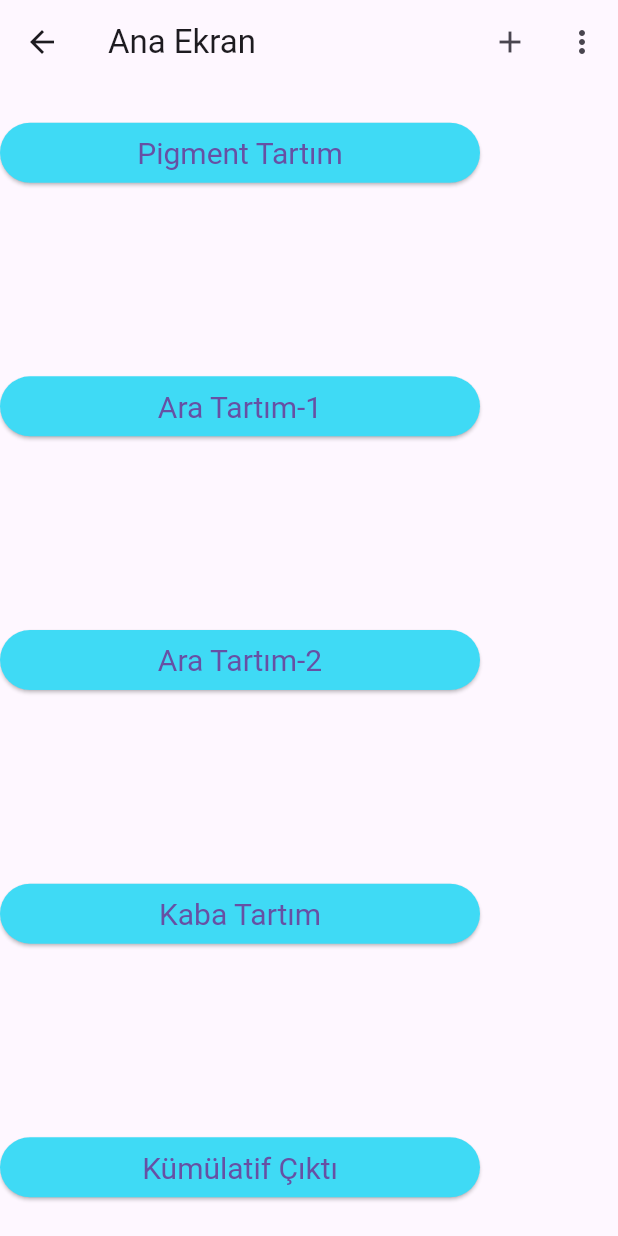
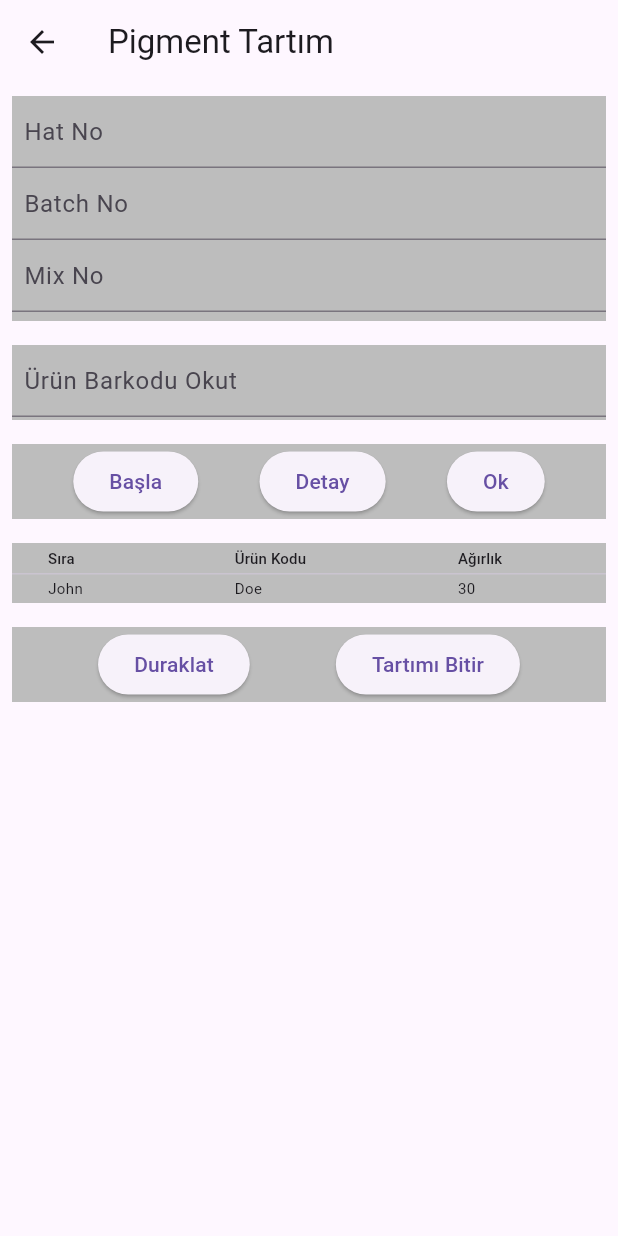
Before and after one commit to Enzodtz/flutter-jwt-auth-template, a Flutter app: the HomeView screen opened by its route, after a tap on "Pigment Tartım", on a phone screen of 412 x 824 dp. Run offline on Flutter 3.47's test engine with Material 3 defaults, Android fonts, the phone set to English and light mode, and no system bars; our stand-ins replace bloc, equatable, flutter_bloc, flutter_form_builder, flutter_secure_storage, form_builder_validators and 2 more; accounts and stored records are empty.

Commit message:
add pigment view

```diff
--- a/lib/constants/routes.dart
+++ b/lib/constants/routes.dart
@@ -1,3 +1,4 @@
 const loginRoute = '/login/';
 const homeRoute = '/home/';
 const splashRoute = '/splash-screen/';
+const pigmentRoute = '/pigment/';
--- a/lib/main.dart
+++ b/lib/main.dart
@@ -1,13 +1,14 @@
 import 'dart:io';
 
-import 'package:axalta/screens/home_view.dart';
-import 'package:axalta/screens/login/bloc/login_bloc.dart';
-import 'package:axalta/screens/login/login_screen.dart';
+import 'package:axalta/views/home_view.dart';
+import 'package:axalta/views/login/bloc/login_bloc.dart';
+import 'package:axalta/views/login/login_screen.dart';
+import 'package:axalta/views/weigihing/pigment_view.dart';
 import 'package:flutter/material.dart';
 import 'package:flutter_bloc/flutter_bloc.dart';
 import 'package:flutter_localizations/flutter_localizations.dart';
 import 'package:form_builder_validators/form_builder_validators.dart';
-import 'package:axalta/screens/splash_screen.dart';
+import 'package:axalta/views/splash_screen.dart';
 
 import 'blocs/auth/auth_bloc.dart';
 import 'constants/routes.dart';
@@ -33,6 +34,8 @@ class App extends StatelessWidget {
             ),
         home: BlocBuilder<AuthBloc, AuthState>(
           builder: (context, state) {
+            return const HomeView();
+
             if (state is LoginSuccessState) {
               return const HomeView();
             } else {
@@ -44,6 +47,7 @@ class App extends StatelessWidget {
           homeRoute: (context) => const HomeView(),
           splashRoute: (context) => const SplashScreen(),
           loginRoute: (context) => LoginScreen(),
+          pigmentRoute: (context) => const PigmentView(),
         },
         localizationsDelegates: const [
           FormBuilderLocalizations.delegate,
--- a/lib/screens/home_screen.dart
+++ b/lib/views/home_screen.dart
@@ -1,7 +1,7 @@
 import 'package:flutter/material.dart';
 import 'package:flutter_bloc/flutter_bloc.dart';
 import 'package:axalta/blocs/auth/auth_bloc.dart';
-import 'package:axalta/screens/login/login_screen.dart';
+import 'package:axalta/views/login/login_screen.dart';
 
 class HomeScreen extends StatelessWidget {
   const HomeScreen({Key? key}) : super(key: key);
--- a/lib/screens/home_view.dart
+++ b/lib/views/home_view.dart
@@ -75,7 +75,9 @@ class _HomeViewState extends State<HomeView> {
               width: width, // <-- Your width
               height: height, // <-- Your height
               child: ElevatedButton(
-                onPressed: () {},
+                onPressed: () {
+                  Navigator.of(context).pushNamed(pigmentRoute);
+                },
                 style: ElevatedButton.styleFrom(
                     backgroundColor: backgroundColor,
                     // padding: EdgeInsets.symmetric(horizontal: 50, vertical: 20),
--- a/lib/screens/login/login_screen.dart
+++ b/lib/views/login/login_screen.dart
@@ -5,7 +5,7 @@ import 'package:flutter_form_builder/flutter_form_builder.dart';
 import 'package:form_builder_validators/form_builder_validators.dart';
 import 'package:axalta/blocs/auth/auth_bloc.dart';
 import 'package:axalta/exceptions/form_exceptions.dart';
-import 'package:axalta/screens/register/register_screen.dart';
+import 'package:axalta/views/register/register_screen.dart';
 import 'package:axalta/widgets/form_error_widget.dart';
 import 'package:axalta/widgets/success_dialog.dart';
 
--- /dev/null
+++ b/lib/views/weigihing/pigment_view.dart
@@ -0,0 +1,205 @@
+import 'package:flutter/material.dart';
+
+class PigmentView extends StatefulWidget {
+  const PigmentView({super.key});
+
+  @override
+  State<PigmentView> createState() => _PigmentViewState();
+}
+
+class _PigmentViewState extends State<PigmentView> {
+  late final TextEditingController _lineNo;
+  late final TextEditingController _bacthNo;
+  late final TextEditingController _mixNo;
+  late final TextEditingController _productNumber;
+  late final TextEditingController _sequenceNo;
+  late final TextEditingController _weight;
+  late final TextEditingController _qrCode;
+
+  @override
+  void initState() {
+    _lineNo = TextEditingController();
+    _bacthNo = TextEditingController();
+    _mixNo = TextEditingController();
+    _productNumber = TextEditingController();
+    _sequenceNo = TextEditingController();
+    _weight = TextEditingController();
+    _qrCode = TextEditingController();
+    super.initState();
+  }
+
+  @override
+  void dispose() {
+    _lineNo.dispose();
+    _bacthNo.dispose();
+    _mixNo.dispose();
+    _productNumber.dispose();
+    _sequenceNo.dispose();
+    _weight.dispose();
+    _qrCode.dispose();
+    super.dispose();
+  }
+
+  @override
+  Widget build(BuildContext context) {
+    return Scaffold(
+      appBar: AppBar(
+        title: const Text("Pigment Tartım"),
+      ),
+      body: FutureBuilder(
+        future: createNewWeighing(),
+        builder: (context, snapshot) {
+          return ListView(
+            children: [
+              Padding(
+                padding: const EdgeInsets.all(8.0),
+                child: Container(
+                  height: 150,
+                  color: Colors.grey[400],
+                  child: Column(
+                    children: [
+                      TextField(
+                        controller: _lineNo,
+                        keyboardType: TextInputType.text,
+                        maxLines: null,
+                        decoration: const InputDecoration(
+                            hintText: "Hat No",
+                            contentPadding: EdgeInsets.all(8)),
+                      ),
+                      TextField(
+                        controller: _bacthNo,
+                        keyboardType: TextInputType.text,
+                        maxLines: null,
+                        decoration: const InputDecoration(
+                            hintText: "Batch No",
+                            contentPadding: EdgeInsets.all(8)),
+                      ),
+                      TextField(
+                        controller: _mixNo,
+                        keyboardType: TextInputType.text,
+                        maxLines: null,
+                        decoration: const InputDecoration(
+                            hintText: "Mix No",
+                            contentPadding: EdgeInsets.all(8)),
+                      )
+                    ],
+                  ),
+                ),
+              ),
+              Padding(
+                padding: const EdgeInsets.all(8.0),
+                child: Container(
+                  height: 50,
+                  color: Colors.grey[400],
+                  child: Column(
+                    children: [
+                      TextField(
+                        controller: _qrCode,
+                        keyboardType: TextInputType.text,
+                        maxLines: null,
+                        decoration: const InputDecoration(
+                            hintText: "Ürün Barkodu Okut",
+                            contentPadding: EdgeInsets.all(8)),
+                      ),
+                    ],
+                  ),
+                ),
+              ),
+              Padding(
+                padding: const EdgeInsets.all(8.0),
+                child: Container(
+                  height: 50,
+                  color: Colors.grey[400],
+                  child: Row(
+                    mainAxisAlignment: MainAxisAlignment.spaceEvenly,
+                    children: [
+                      ElevatedButton(
+                        onPressed: () {
+                          // Birinci butonun işlevi
+                        },
+                        child: const Text('Başla'),
+                      ),
+                      ElevatedButton(
+                        onPressed: () {
+                          // İkinci butonun işlevi
+                        },
+                        child: const Text('Detay'),
+                      ),
+                      ElevatedButton(
+                        onPressed: () {
+                          // Üçüncü butonun işlevi
+                        },
+                        child: const Text('Ok'),
+                      ),
+                    ],
+                  ),
+                ),
+              ),
+              Padding(
+                padding: const EdgeInsets.all(8.0),
+                child: Container(
+                  height: 40,
+                  color: Colors.grey[400],
+                  child: DataTable(
+                    headingRowHeight: 20,
+                    dataRowHeight: 20,
+                    columns: const [
+                      DataColumn(
+                        label: Text('Sıra', style: TextStyle(fontSize: 10)),
+                        tooltip: 'Sıra',
+                      ),
+                      DataColumn(
+                          label: Text('Ürün Kodu',
+                              style: TextStyle(fontSize: 10))),
+                      DataColumn(
+                          label:
+                              Text('Ağırlık', style: TextStyle(fontSize: 10))),
+                    ],
+                    rows: getTableRowData(),
+                  ),
+                ),
+              ),
+              Padding(
+                padding: const EdgeInsets.all(8.0),
+                child: Container(
+                  height: 50,
+                  color: Colors.grey[400],
+                  child: Row(
+                    mainAxisAlignment: MainAxisAlignment.spaceEvenly,
+                    children: [
+                      ElevatedButton(
+                        onPressed: () {
+                          // Birinci butonun işlevi
+                        },
+                        child: const Text('Duraklat'),
+                      ),
+                      ElevatedButton(
+                        onPressed: () {
+                          // İkinci butonun işlevi
+                        },
+                        child: const Text('Tartımı Bitir'),
+                      ),
+                    ],
+                  ),
+                ),
+              )
+            ],
+          );
+        },
+      ),
+    );
+  }
+}
+
+Future createNewWeighing() async {}
+List<DataRow> getTableRowData() {
+  // Tablo verilerini döndüren bir fonksiyon
+  List<DataRow> rows = [
+    DataRow(cells: [
+      DataCell(Text('John', style: TextStyle(fontSize: 10))),
+      DataCell(Text('Doe', style: TextStyle(fontSize: 10))),
+      DataCell(Text('30', style: TextStyle(fontSize: 10))),
+    ])
+  ];
+  return rows;
+}
```
Also changed, not shown: lib/views/login/bloc/login_bloc.dart (renamed from lib/screens/login/bloc/login_bloc.dart), lib/views/login/bloc/login_event.dart (renamed from lib/screens/login/bloc/login_event.dart), lib/views/login/bloc/login_state.dart (renamed from lib/screens/login/bloc/login_state.dart), lib/views/register/bloc/register_bloc.dart (renamed from lib/screens/register/bloc/register_bloc.dart), lib/views/register/bloc/register_event.dart (renamed from lib/screens/register/bloc/register_event.dart), lib/views/register/bloc/register_state.dart (renamed from lib/screens/register/bloc/register_state.dart), lib/views/register/register_screen.dart (renamed from lib/screens/register/register_screen.dart), lib/views/splash_screen.dart (renamed from lib/screens/splash_screen.dart).
